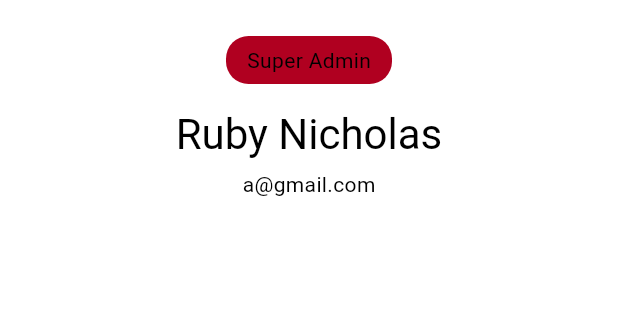
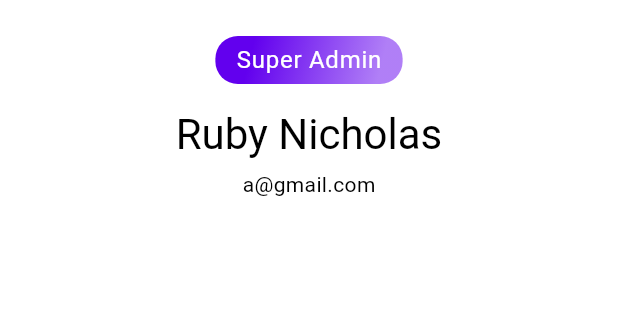
Before and after one commit to diva-gsc/polinema-smt5-mobile-uas, a Flutter app: the UserProfileScreen screen opened directly, on a phone screen of 412 x 824 dp, the part 309-629 px from its top. Run offline on Flutter 3.47's test engine with Material 2 defaults, Android fonts, the phone set to English and light mode, and no system bars; our stand-ins replace get, get_storage; accounts and stored records are empty.

Commit message:
Update admin management screen

```diff
--- a/client/lib/screens/user_profile_screen.dart
+++ b/client/lib/screens/user_profile_screen.dart
@@ -13,6 +13,7 @@ class UserProfileScreen extends StatelessWidget {
     var passwordController = TextEditingController();
 
     void update() {}
+
     Get.dialog(
       Scaffold(
         appBar: AppBar(
@@ -96,8 +97,24 @@ class UserProfileScreen extends StatelessWidget {
           ),
           const SizedBox(height: 24),
           Container(
-            padding: const EdgeInsets.symmetric(horizontal: 14, vertical: 6),
+            padding: const EdgeInsets.symmetric(horizontal: 14, vertical: 4),
             decoration: BoxDecoration(
+              gradient: LinearGradient(
+                  begin: Alignment.topLeft,
+                  end: Alignment.bottomRight,
+                  stops: const [
+                    .2,
+                    .87
+                  ],
+                  colors: [
+                    if (loggedUser.isSuperAdmin) ...[
+                      Theme.of(context).colorScheme.primary,
+                      Theme.of(context).colorScheme.primary.withOpacity(.5)
+                    ] else ...[
+                      Theme.of(context).colorScheme.secondary,
+                      Theme.of(context).colorScheme.secondary.withOpacity(.5)
+                    ]
+                  ]),
               color: loggedUser.isSuperAdmin
                   ? Theme.of(context).colorScheme.error
                   : Theme.of(context).colorScheme.secondary,
@@ -105,6 +122,11 @@ class UserProfileScreen extends StatelessWidget {
             ),
             child: Text(
               loggedUser.isSuperAdmin ? 'Super Admin' : 'Admin',
+              style: Theme.of(context).textTheme.bodyLarge!.copyWith(
+                    color: loggedUser.isSuperAdmin
+                        ? Theme.of(context).colorScheme.onError
+                        : Theme.of(context).colorScheme.onSecondary,
+                  ),
             ),
           ),
           const SizedBox(height: 15),
--- a/client/pubspec.yaml
+++ b/client/pubspec.yaml
@@ -68,6 +68,9 @@ flutter:
     - assets/images/car3_Lamborghini.jpg
     - assets/images/car4_M4.jpg
     - assets/images/car5_FTypeJaguar.jpg
+    - assets/images/person1.jpg
+    - assets/images/person2.jpg
+    - assets/images/person3.jpg
 
   # An image asset can refer to one or more resolution-specific "variants", see
   # https://flutter.dev/assets-and-images/#resolution-aware
```
Also changed, not shown: client/lib/controllers/admin_controller.dart (added, +9 -0 lines), client/lib/controllers/dashboard_screen_controller.dart (+7 -2 lines), client/lib/main.dart (+39 -0 lines), client/lib/screens/admin_screen.dart (added, +94 -0 lines), client/lib/screens/inventory_screen.dart (+30 -5 lines), client/assets/images/person2.jpg (added), client/assets/images/person3.jpg (added), 1 other file.
